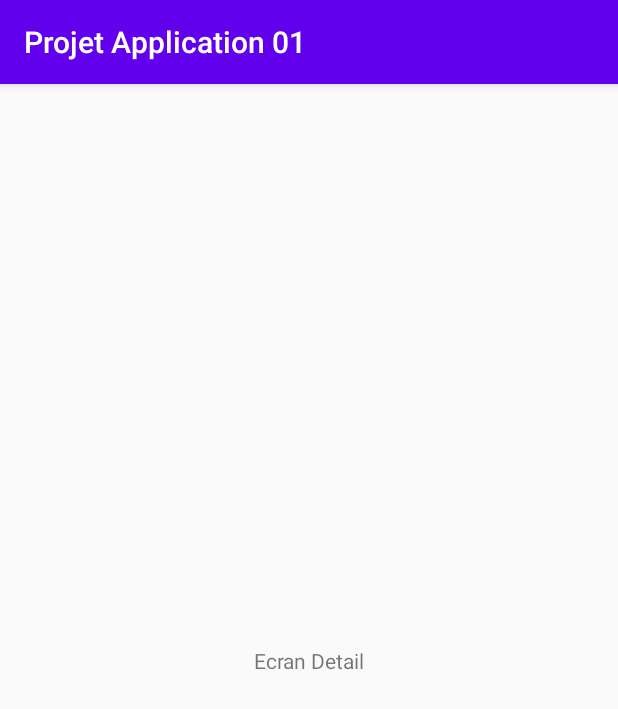
After one commit to nabil-sys/Projet_Application_01, an Android app: the DetailActivity screen opened directly, with no data from a screen before it, on a phone screen of 412 x 824 dp. The commit adds this screen. Shown: the top 709 px of the screen. Run offline under Robolectric (Android 15) with nearby library versions, the phone set to English and light mode, and no system bars.

Commit message:
[feature][architecture] add new activity : DetailActivity

```diff
--- a/app/src/main/AndroidManifest.xml
+++ b/app/src/main/AndroidManifest.xml
@@ -18,6 +18,7 @@
                 <category android:name="android.intent.category.LAUNCHER" />
             </intent-filter>
         </activity>
+        <activity android:name=".presentation.view.DetailActivity" />
     </application>
 
 </manifest>
--- /dev/null
+++ b/app/src/main/java/com/example/projetapplication01/presentation/view/DetailActivity.java
@@ -0,0 +1,16 @@
+package com.example.projetapplication01.presentation.view;
+
+import android.os.Bundle;
+
+import androidx.appcompat.app.AppCompatActivity;
+
+import com.example.projetapplication01.R;
+
+public class DetailActivity extends AppCompatActivity {
+    @Override
+    protected void onCreate(Bundle savedInstanceState) {
+        super.onCreate(savedInstanceState);
+        setContentView(R.layout.activity_detail);
+
+    }
+}
--- a/app/src/main/java/com/example/projetapplication01/presentation/view/MainActivity.java
+++ b/app/src/main/java/com/example/projetapplication01/presentation/view/MainActivity.java
@@ -4,6 +4,7 @@ import androidx.appcompat.app.AppCompatActivity;
 import androidx.recyclerview.widget.LinearLayoutManager;
 import androidx.recyclerview.widget.RecyclerView;
 
+import android.content.Intent;
 import android.os.Bundle;
 import android.widget.Toast;
 
@@ -58,6 +59,9 @@ public class MainActivity extends AppCompatActivity {
     }
 
     public void navigateToDetails(ExerciceImage exerciceImage) {
-        Toast.makeText(getApplicationContext(), "TODO NAVIGATE", Toast.LENGTH_SHORT).show();
+        Intent myIntent = new Intent(MainActivity.this, DetailActivity.class);
+ //       myIntent.putExtra("key", value); //Optional parameters
+        MainActivity.this.startActivity(myIntent);
+
     }
 }
--- /dev/null
+++ b/app/src/main/res/layout/activity_detail.xml
@@ -0,0 +1,20 @@
+<?xml version="1.0" encoding="utf-8"?>
+<androidx.constraintlayout.widget.ConstraintLayout xmlns:android="http://schemas.android.com/apk/res/android"
+    xmlns:app="http://schemas.android.com/apk/res-auto"
+    xmlns:tools="http://schemas.android.com/tools"
+    android:layout_width="match_parent"
+    android:layout_height="match_parent"
+    tools:context=".presentation.view.MainActivity">
+
+    <TextView
+        android:id="@+id/detail_txt"
+        android:layout_width="wrap_content"
+        android:layout_height="wrap_content"
+        android:text="@string/datail_text_description"
+        app:layout_constraintBottom_toBottomOf="parent"
+        app:layout_constraintEnd_toEndOf="parent"
+        app:layout_constraintStart_toStartOf="parent"
+        app:layout_constraintTop_toTopOf="parent"
+        />
+
+</androidx.constraintlayout.widget.ConstraintLayout>
--- a/app/src/main/res/values/strings.xml
+++ b/app/src/main/res/values/strings.xml
@@ -1,3 +1,4 @@
 <resources>
     <string name="app_name">Projet Application 01</string>
+    <string name="datail_text_description">Ecran Detail</string>
 </resources>
```
